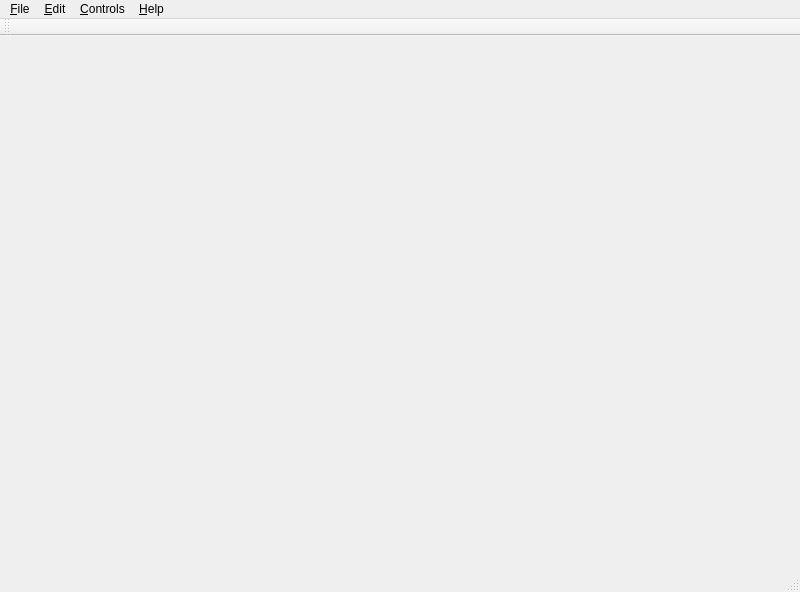
Above: Form/TMediaPlayer.ui from isuhao/TMediaPlayer before the change. Below: the same form after it.
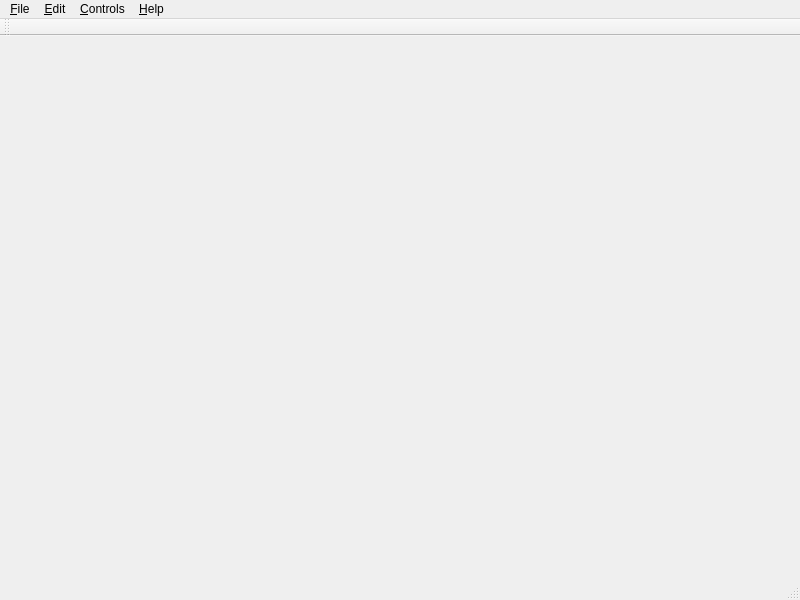
That is the form after the change. Icons and pictures are not drawn.

The edit to the form file:
```diff
--- a/Form/TMediaPlayer.ui
+++ b/Form/TMediaPlayer.ui
@@ -7,7 +7,7 @@
     <x>0</x>
     <y>0</y>
     <width>800</width>
-    <height>592</height>
+    <height>600</height>
    </rect>
   </property>
   <property name="minimumSize">
```
Left out of the diff: 12 changed lines with no effect on the pictures.
